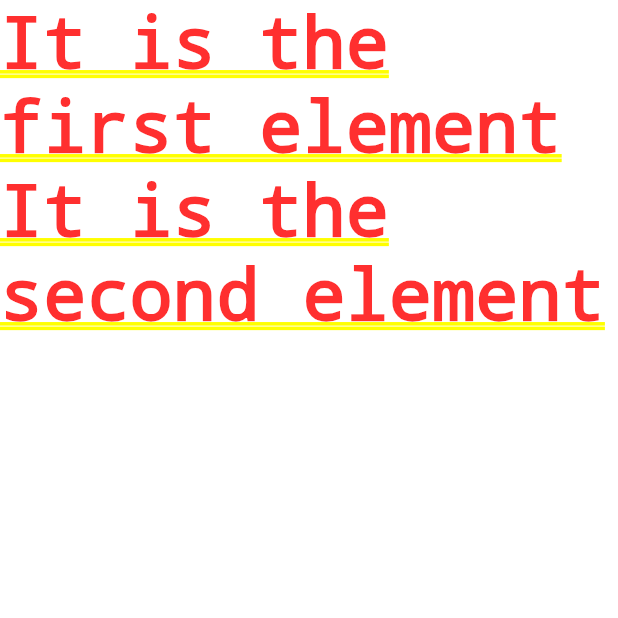
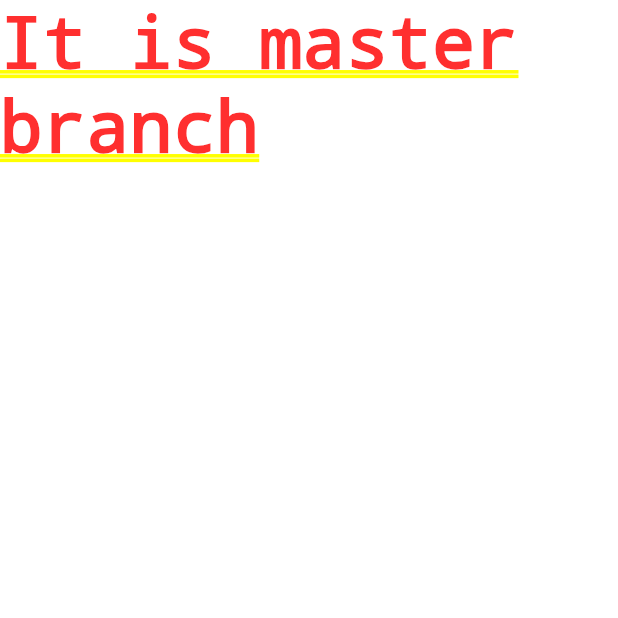
Before and after one commit to simonanexa/test, a Flutter app: the screen it shows after launch, on a phone screen of 412 x 824 dp, the top half of it. Run offline on Flutter 3.47's test engine with Material 2 defaults, Android fonts, the phone set to English and light mode, and no system bars; our stand-ins replace gallery_saver, google_maps_flutter, image_picker, rxdart; missing offline and left inert: image_size_getter.

Commit message:
master branch ready

```diff
--- a/lib/test.dart
+++ b/lib/test.dart
@@ -6,8 +6,7 @@ class Test extends StatelessWidget {
     return Center(
       child: Column(
         children: [
-          Text("It is the first element"),
-          Text("It is the second element")
+          Text("It is master branch")
         ],
       ),
     );
```
